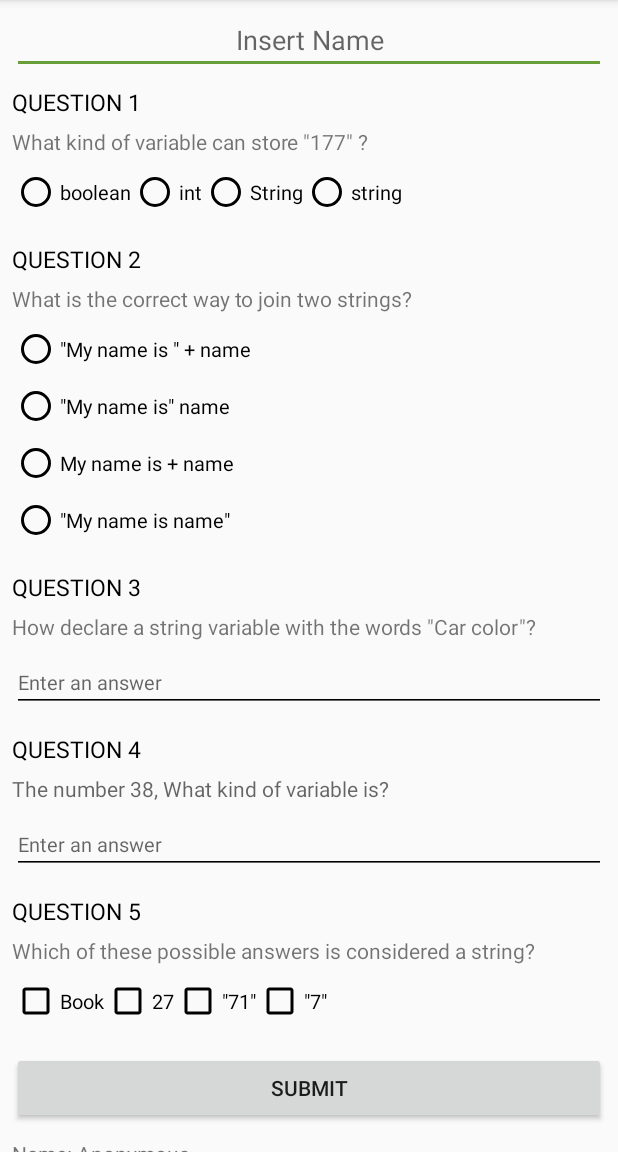
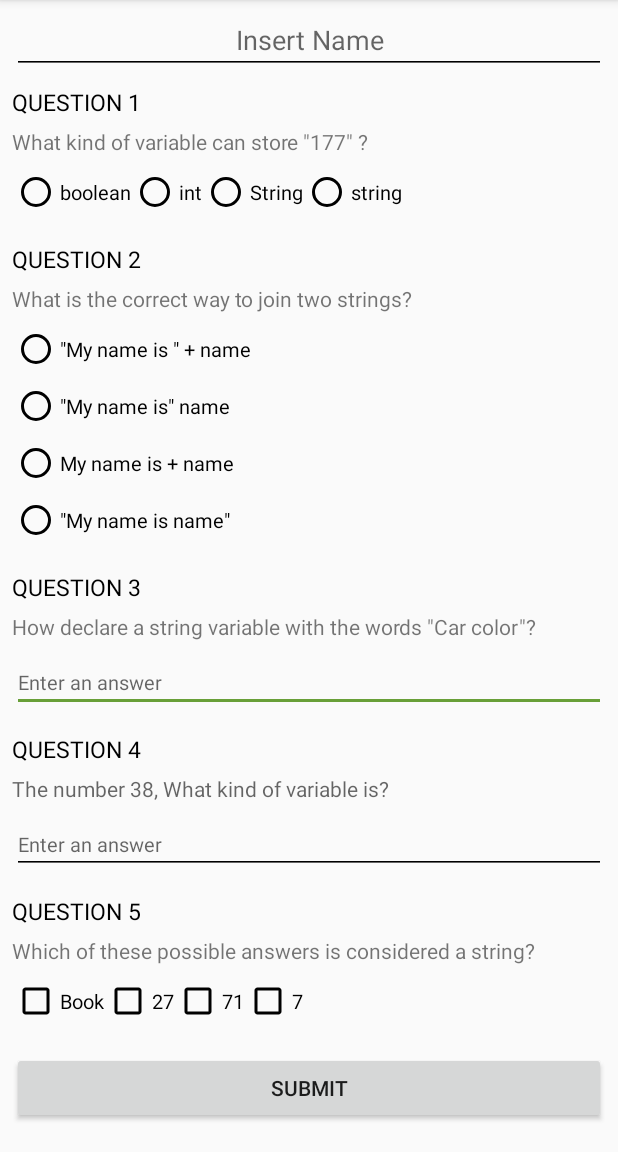
Before and after one commit to iareciog/QuizApp, an Android app: the screen it shows after launch (MainActivity), after a tap on "SUBMIT", on a phone screen of 412 x 824 dp, the part 84-1236 px from its top. Run offline under Robolectric (Android 15) with nearby library versions, the phone set to English and light mode, and no system bars.

Commit message:
Some changes on the App functionality

```diff
--- a/app/src/main/java/com/example/android/quiz/MainActivity.java
+++ b/app/src/main/java/com/example/android/quiz/MainActivity.java
@@ -1,5 +1,6 @@
 package com.example.android.quiz;
 
+import android.content.Context;
 import android.provider.MediaStore;
 import android.support.v7.app.AppCompatActivity;
 import android.os.Bundle;
@@ -8,6 +9,7 @@ import android.widget.CheckBox;
 import android.widget.EditText;
 import android.widget.RadioButton;
 import android.widget.TextView;
+import android.widget.Toast;
 
 public class MainActivity extends AppCompatActivity {
 
@@ -22,7 +24,7 @@ public class MainActivity extends AppCompatActivity {
     /**
      *  This function reset points to 0.
      *  Check all questions
-     *  and give the result.
+     *  And display the result.
      **/
 
     public void submitQuiz(View view){
@@ -38,9 +40,10 @@ public class MainActivity extends AppCompatActivity {
 
 
     private void displayResult(){
-        String result = resultText();
-        TextView theResult = findViewById(R.id.quiz_result);
-        theResult.setText(result);
+        Context context = getApplicationContext();
+        int duration = Toast.LENGTH_SHORT;
+        Toast toast = Toast.makeText(context, resultText(), duration);
+        toast.show();
     }
     /**
      *  This function create a return of a string
@@ -58,7 +61,7 @@ public class MainActivity extends AppCompatActivity {
      **/
     private String name(){
         EditText name = findViewById(R.id.name);
-        String userName = name.getText().toString();
+        String userName = name.getText().toString().trim();
 
         if(userName.isEmpty()){
             userName = "Anonymous";
@@ -89,7 +92,7 @@ public class MainActivity extends AppCompatActivity {
         RadioButton correctAnswer = findViewById(R.id.q1_answer_3);
         boolean answer_q1 = correctAnswer.isChecked();
 
-        if(answer_q1){ points++; }
+        if(answer_q1){ points +=2; }
 
     }
     /**
@@ -104,12 +107,10 @@ public class MainActivity extends AppCompatActivity {
     //Check if answer from question 3 are correct
     private void question3Check(){
         EditText textAnswer = findViewById(R.id.q3_answer);
-        String answer_q3 = textAnswer.getText().toString();
+        String answer_q3 = textAnswer.getText().toString().trim();
 
-        if (answer_q3.matches("String carColor;")){
-            points = points + 2;
-        } else if (answer_q3.matches("String carColor")){
-            points++;
+        if (answer_q3.matches("String carColor")|| answer_q3.matches("String carColor;")){
+            points += 2;
         }
     }
     /**
@@ -117,31 +118,23 @@ public class MainActivity extends AppCompatActivity {
      **/
     private void question4Check(){
         EditText textAnswer = findViewById(R.id.q4_answer);
-        String answer_q4 = textAnswer.getText().toString();
+        String answer_q4 = textAnswer.getText().toString().trim();
 
-        if (answer_q4.matches("int") || answer_q4.matches("integer")){
-            points = points + 2;
+        if (answer_q4.matches("int")){
+            points += 2;
         }
     }
     /**
-     *  Check if answers from question 5 are correct
-     *
-     *  If there any answer wrong, discount 2 points to the total points of the question
+     * Check if answers from question 5 are correct
      **/
     private void question5Check(){
-        CheckBox correctAnswer1 = findViewById(R.id.q5_answer_1);
-        CheckBox correctAnswer2 = findViewById(R.id.q5_answer_3);
-        CheckBox correctAnswer3 = findViewById(R.id.q5_answer_4);
-        CheckBox wrongAnswer = findViewById(R.id.q5_answer_2);
+        CheckBox CheckBoxA_q5 = findViewById(R.id.q5_answer_1);
+        CheckBox CheckBoxB_q5 = findViewById(R.id.q5_answer_3);
+        CheckBox CheckBoxC_q5 = findViewById(R.id.q5_answer_4);
+        CheckBox CheckBoxD_q5 = findViewById(R.id.q5_answer_2);
 
-        boolean answer_q5_1 = correctAnswer1.isChecked();
-        boolean answer_q5_2 = correctAnswer2.isChecked();
-        boolean answer_q5_3 = correctAnswer3.isChecked();
-        boolean answer_wrong = wrongAnswer.isChecked();
-
-        if (answer_q5_1) { points++; }
-        if (answer_q5_2) { points++; }
-        if (answer_q5_3) { points++; }
-        if (answer_wrong) { points = points - 2; }
+        if(CheckBoxA_q5.isChecked() && !CheckBoxB_q5.isChecked() && !CheckBoxC_q5.isChecked() && !CheckBoxD_q5.isChecked()){
+            points += 2;
+        }
     }
 }
--- a/app/src/main/res/layout-land/android_main.xml
+++ b/app/src/main/res/layout-land/android_main.xml
@@ -185,16 +185,6 @@
             android:layout_marginBottom="@dimen/marginUpQuestionTitleAndFinalButton"
             android:onClick="submitQuiz" />
 
-        <TextView
-            android:id="@+id/quiz_result"
-            android:layout_width="match_parent"
-            android:layout_height="wrap_content"
-            android:text=""
-            android:textAlignment="center"
-            android:layout_marginRight="@dimen/marginSides"
-            android:layout_marginLeft="@dimen/marginSides"
-            android:layout_marginBottom="@dimen/marginUpQuestionTitleAndFinalButton"/>
-
     </LinearLayout>
 
 </ScrollView>
--- a/app/src/main/res/layout/activity_main.xml
+++ b/app/src/main/res/layout/activity_main.xml
@@ -184,14 +184,6 @@
             android:layout_marginBottom="@dimen/marginUpQuestionTitleAndFinalButton"
             android:onClick="submitQuiz" />
 
-        <TextView
-            android:id="@+id/quiz_result"
-            android:layout_width="match_parent"
-            android:layout_height="wrap_content"
-            android:layout_marginRight="@dimen/marginSides"
-            android:layout_marginLeft="@dimen/marginSides"
-            android:layout_marginBottom="@dimen/marginUpQuestionTitleAndFinalButton"/>
-
     </LinearLayout>
 
 </ScrollView>
--- a/app/src/main/res/values/strings.xml
+++ b/app/src/main/res/values/strings.xml
@@ -34,8 +34,8 @@
     <string name="question_5_ask">Which of these possible answers is considered a string?</string>
     <string name="q5_answer_1">Book</string>
     <string name="q5_answer_2" translatable="false">27</string>
-    <string name="q5_answer_3" translatable="false">\"71\"</string>
-    <string name="q5_answer_4" translatable="false">\"7\"</string>
+    <string name="q5_answer_3" translatable="false">71</string>
+    <string name="q5_answer_4" translatable="false">7</string>
 
     <!-- Submit -->
     <string name="submit_button">Submit</string>
--- a/app/src/main/res/values/styles.xml
+++ b/app/src/main/res/values/styles.xml
@@ -16,6 +16,7 @@
     <style name="FirstEditTextStyle">
         <item name="android:layout_width">match_parent</item>
         <item name="android:layout_height">wrap_content</item>
+        <item name="android:inputType">text</item>
         <item name="android:layout_marginLeft">@dimen/marginSides</item>
         <item name="android:layout_marginRight">@dimen/marginSides</item>
         <item name="android:layout_marginTop">@dimen/marginUpDown</item>
@@ -27,6 +28,7 @@
     <style name="EditTextStyle">
         <item name="android:layout_width">match_parent</item>
         <item name="android:layout_height">wrap_content</item>
+        <item name="android:inputType">text</item>
         <item name="android:textSize">@dimen/answerTextSize</item>
         <item name="android:layout_marginLeft">@dimen/marginSides</item>
         <item name="android:layout_marginRight">@dimen/marginSides</item>
```
